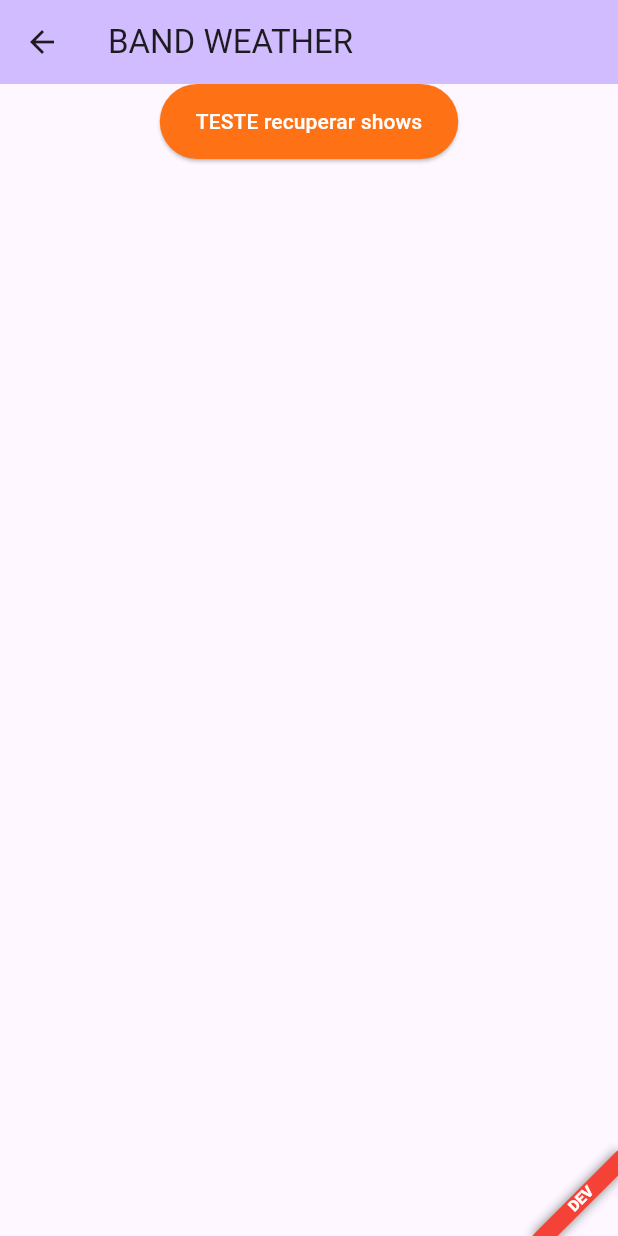
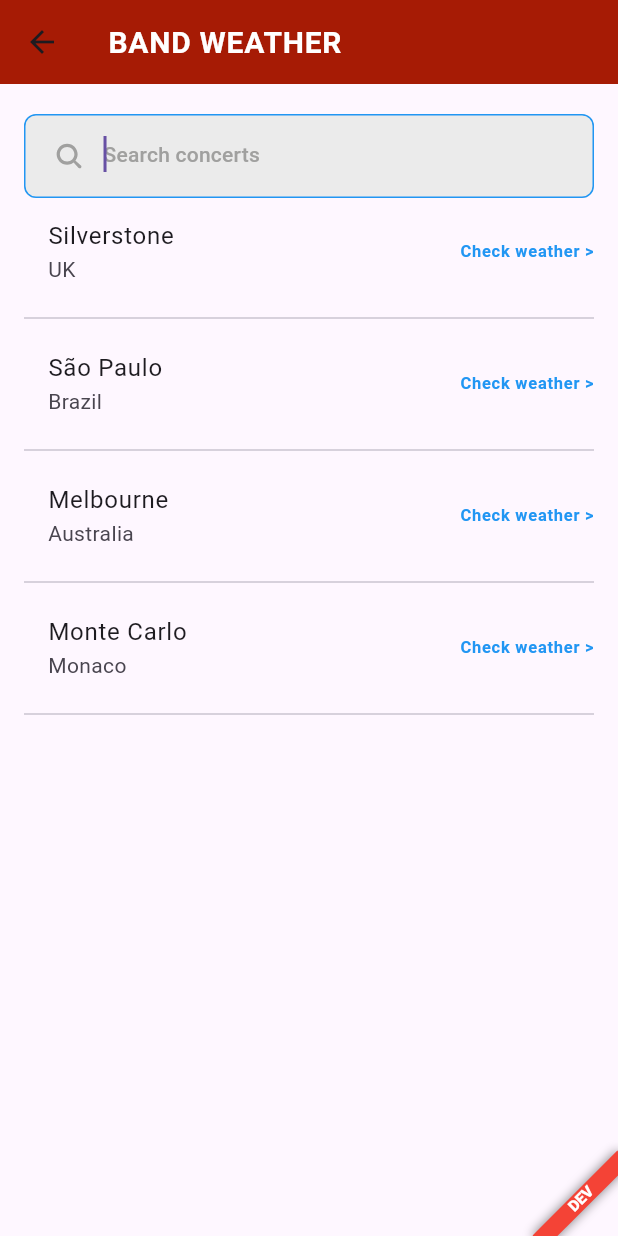
Before and after one commit to raphaaugustosilva/flutter_clean_arch_repository, a Flutter app: the HomePage screen opened by its route, on a phone screen of 412 x 824 dp. Run offline on Flutter 3.47's test engine with Material 2 defaults, Android fonts, the phone set to English and light mode, and no system bars; our stand-ins replace dio, equatable, firebase_core, firebase_crashlytics, firebase_remote_config, flutter_mobx and 5 more; missing offline and left inert: app_tracking_transparency; accounts and stored records are empty; generated files the repository leaves out were written again.

Commit message:
feat: home page

```diff
--- a/lib/presentation/theme/app_theme.dart
+++ b/lib/presentation/theme/app_theme.dart
@@ -51,7 +51,7 @@ class AppTheme {
         borderRadius: BorderRadius.circular(8.0),
         borderSide: const BorderSide(
           style: BorderStyle.solid,
-          color: AppThemeColors.primary,
+          color: AppThemeColors.blue,
           width: 1,
         ),
       ),
--- a/lib/presentation/theme/app_theme_colors.dart
+++ b/lib/presentation/theme/app_theme_colors.dart
@@ -17,6 +17,8 @@ class AppThemeColors {
   static const Color red = Color(0xffc22911);
   static const Color redDark = Color(0xffa61b05);
 
+  static const Color blue = Colors.blue;
+
   static const Color gray = Color(0xffA0A09F);
   static const Color grayLight = Color(0XFFE0E0E0);
   static const Color grayLightest = Color(0XFFEBEBEB);
--- a/lib/presentation/ui/pages/home/home_page.dart
+++ b/lib/presentation/ui/pages/home/home_page.dart
@@ -4,7 +4,10 @@ import 'package:flutter_mobx/flutter_mobx.dart';
 import 'package:weather_forecast/presentation/theme/theme.dart';
 import 'package:weather_forecast/presentation/ui/components/loader_component.dart';
 import 'package:weather_forecast/presentation/presenters/home/home_presenter.dart';
+import 'package:weather_forecast/presentation/ui/components/no_data_component.dart';
+import 'package:weather_forecast/presentation/ui/components/search_bar_component.dart';
 import 'package:weather_forecast/presentation/ui/components/generic_error_component.dart';
+import 'package:weather_forecast/presentation/ui/pages/home/widgets/home_page_concert_widget.dart';
 
 class HomePage extends StatefulWidget {
   static String route = 'home-page';
@@ -16,15 +19,27 @@ class HomePage extends StatefulWidget {
 
 class _HomePageState extends State<HomePage> {
   final HomePresenter presenter = GetIt.I.get<HomePresenter>();
+  final TextEditingController searchController = TextEditingController();
+
+  @override
+  void initState() {
+    presenter.getAllConcerts();
+    super.initState();
+  }
 
   @override
   Widget build(BuildContext context) {
     return Scaffold(
       appBar: AppBar(
-        backgroundColor: Theme.of(context).colorScheme.inversePrimary,
-        title: const Text("BAND WEATHER"),
+        backgroundColor: AppThemeColors.redDark,
+        title: Text(
+          "BAND WEATHER",
+          style: AppThemeTexts(context).subtitle(color: AppThemeColors.white),
         ),
-      body: Observer(builder: (_) {
+      ),
+      body: Padding(
+        padding: AppTheme.defaultScreenPadding,
+        child: Observer(builder: (_) {
           return presenter.isLoading
               ? const LoaderComponent(style: ELoaderComponentStyle.dark)
               : presenter.hasError
@@ -36,31 +51,29 @@ class _HomePageState extends State<HomePage> {
                     )
                   : Column(
                       children: [
-                      ElevatedButton(onPressed: () => presenter.getAllConcerts(), child: const Text("TESTE recuperar shows")),
+                        SearchBarComponent(
+                          searchbarController: searchController,
+                          isLoading: presenter.isLoading,
+                          hintText: 'Search concerts',
+                          onSearchPressed: () => presenter.searchConcert(searchController.text),
+                          onCleanSearchPressed: () => presenter.cleanSearch(),
+                          onChanged: (String value) => presenter.onChangedSearch(value),
+                        ),
                         Expanded(
-                        child: SingleChildScrollView(
-                          child: Padding(
-                            padding: AppTheme.defaultScreenPadding,
-                            child: Column(
-                              mainAxisAlignment: MainAxisAlignment.start,
-                              crossAxisAlignment: CrossAxisAlignment.start,
-                              children: [
-                                ListView.builder(
+                          child: presenter.concertList.isEmpty
+                              ? const NoDataComponent()
+                              : SingleChildScrollView(
+                                  child: ListView.builder(
                                     shrinkWrap: true,
                                     itemCount: presenter.concertList.length,
-                                  itemBuilder: (_, index) => ListTile(
-                                    title: Text(presenter.concertList[index].city),
-                                    subtitle: Text(presenter.concertList[index].country),
-                                  ),
-                                ),
-                              ],
-                            ),
+                                    itemBuilder: (_, index) => HomePageConcertWidget(presenter, concert: presenter.concertList[index]),
                                   ),
                                 ),
                         ),
                       ],
                     );
         }),
+      ),
     );
   }
 }
--- /dev/null
+++ b/lib/presentation/ui/pages/home/widgets/home_page_concert_widget.dart
@@ -0,0 +1,35 @@
+import 'package:flutter/material.dart';
+import 'package:weather_forecast/domain/models/concert_model.dart';
+import 'package:weather_forecast/presentation/theme/app_theme_texts.dart';
+import 'package:weather_forecast/presentation/theme/app_theme_colors.dart';
+import 'package:weather_forecast/presentation/presenters/home/home_presenter.dart';
+
+class HomePageConcertWidget extends StatelessWidget {
+  final HomePresenter presenter;
+  final ConcertModel concert;
+  const HomePageConcertWidget(this.presenter, {super.key, required this.concert});
+
+  @override
+  Widget build(BuildContext context) {
+    return Column(
+      children: [
+        Row(
+          crossAxisAlignment: CrossAxisAlignment.center,
+          children: [
+            Expanded(
+              child: ListTile(
+                title: Text(concert.city, overflow: TextOverflow.ellipsis),
+                subtitle: Text(concert.country, overflow: TextOverflow.ellipsis),
+              ),
+            ),
+            Text(
+              "Check weather >",
+              style: AppThemeTexts(context).headingSmall(color: AppThemeColors.blue),
+            ),
+          ],
+        ),
+        const Divider(),
+      ],
+    );
+  }
+}
```
Also changed, not shown: lib/presentation/presenters/home/home_presenter.dart (+23 -0 lines). Lines whose indentation alone changed are shown as unchanged.
